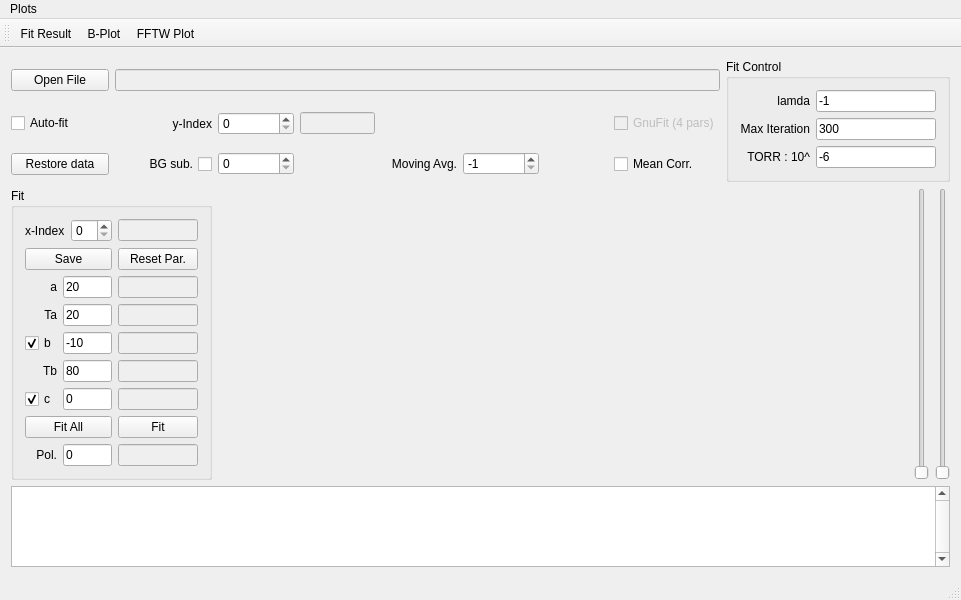
goluckyryan/nonLinearFit, file Analysis_UI/mainwindow.ui: the form before one commit.
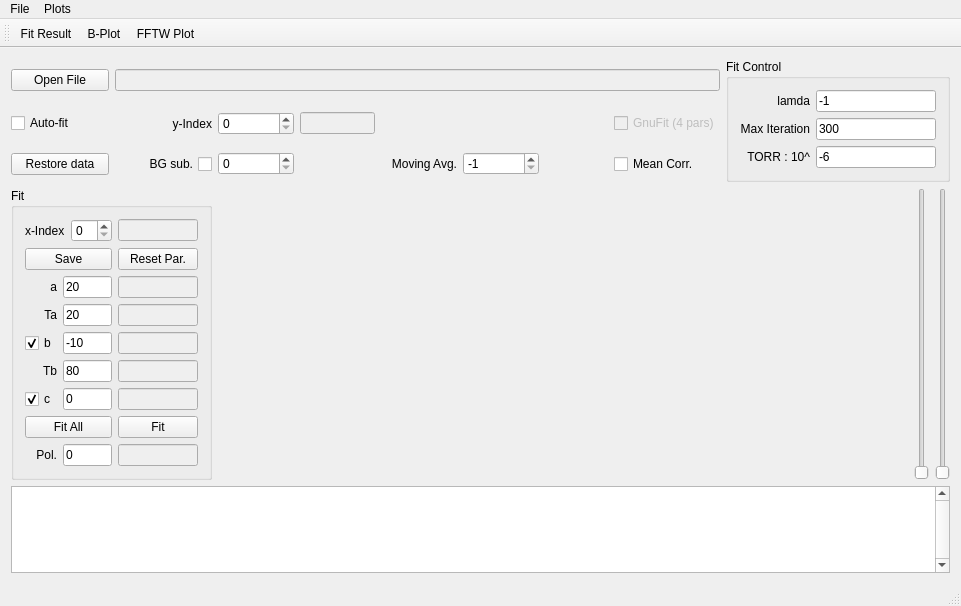
The form after the commit. Custom widgets are drawn as their Qt base class.

```diff
--- a/Analysis_UI/mainwindow.ui
+++ b/Analysis_UI/mainwindow.ui
@@ -10,7 +10,7 @@
     <x>0</x>
     <y>0</y>
     <width>961</width>
-    <height>600</height>
+    <height>606</height>
    </rect>
   </property>
   <property name="sizePolicy">
@@ -492,14 +492,24 @@
      <x>0</x>
      <y>0</y>
      <width>961</width>
-     <height>21</height>
+     <height>22</height>
     </rect>
    </property>
    <widget class="QMenu" name="menuPlots">
+    <property name="enabled">
+     <bool>true</bool>
+    </property>
     <property name="title">
      <string>Plots</string>
     </property>
    </widget>
+   <widget class="QMenu" name="menuFile">
+    <property name="title">
+     <string>File</string>
+    </property>
+    <addaction name="actionSave_as_Single_X_CVS"/>
+   </widget>
+   <addaction name="menuFile"/>
    <addaction name="menuPlots"/>
   </widget>
   <widget class="QToolBar" name="mainToolBar">
```
Left out of the diff: 92 changed lines with no effect on the pictures.
